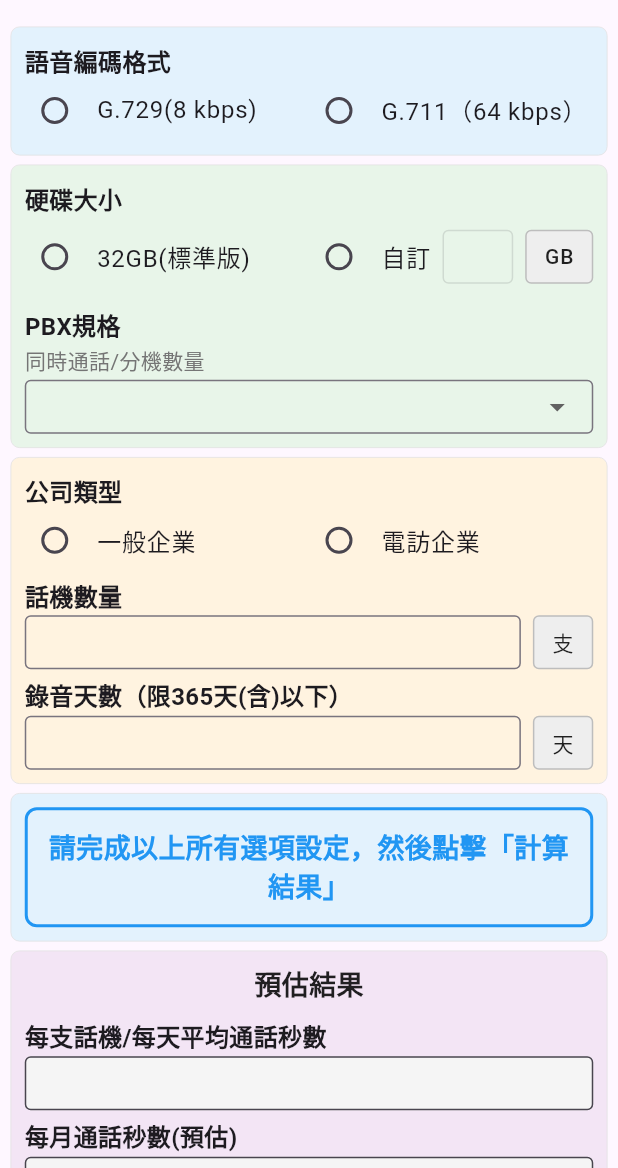
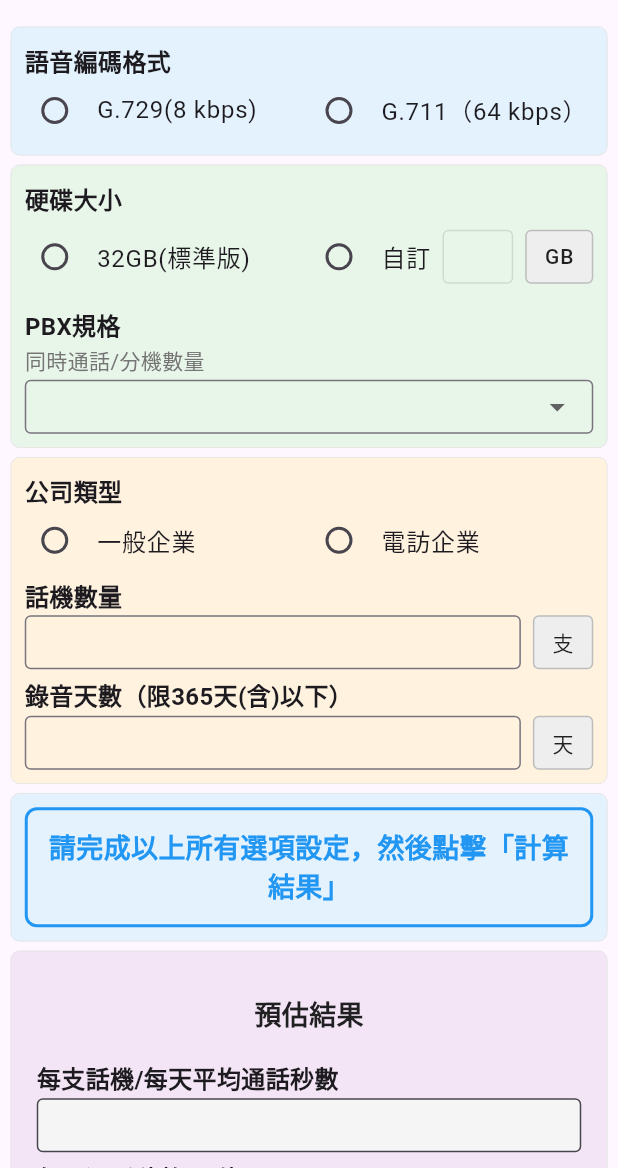
Before and after one commit to yyuchen-workspace/capacity-calculator, a Flutter app: the screen it shows after launch, on a phone screen of 412 x 824 dp, the part 68-1236 px from its top. Run offline on Flutter 3.47's test engine with Material 3 defaults, Android fonts, the phone set to English and light mode, and no system bars.

Commit message:
Update UI layout and button positioning
- Increase button spacing to 45px
- Improve purple card height and content centering
- Add responsive design for mobile and desktop

🤖 Generated with [Claude Code](https://claude.ai/code)

Co-Authored-By: Claude <noreply@anthropic.com>

```diff
--- a/lib/main.dart
+++ b/lib/main.dart
@@ -736,11 +736,14 @@ ${actualUsableCapacity}G-1GB(系統區)-$pbxDataArea='${actualRecordingCapacity}
   Widget _buildResultsSection(BuildContext context) {
     return _buildSectionCard(
       color: Colors.purple[50],
+      child: Container(
+        padding: EdgeInsets.symmetric(vertical: 20, horizontal: 8),
         child: Column(
+          crossAxisAlignment: CrossAxisAlignment.center,
           children: [
             // 預估結果標題
             Padding(
-            padding: EdgeInsets.only(bottom: 8),
+              padding: EdgeInsets.only(bottom: 16),
               child: Text(
                 '預估結果',
                 style: TextStyle(
@@ -857,6 +860,7 @@ ${actualUsableCapacity}G-1GB(系統區)-$pbxDataArea='${actualRecordingCapacity}
           ),
           ],
         ),
+      ),
     );
   }
 
@@ -919,7 +923,7 @@ ${actualUsableCapacity}G-1GB(系統區)-$pbxDataArea='${actualRecordingCapacity}
         _buildInputSections(context),
         _buildNotificationCard(),
         _buildResultsSection(context),
-        SizedBox(height: 20),
+        SizedBox(height: 45),
         _buildActionButtons(),
       ],
     );
@@ -944,7 +948,7 @@ ${actualUsableCapacity}G-1GB(系統區)-$pbxDataArea='${actualRecordingCapacity}
               child: Column(
                 children: [
                   _buildResultsSection(context),
-                  SizedBox(height: 72),
+                  SizedBox(height: 45),
                   _buildActionButtons(),
                   SizedBox(height: 24),
                 ],
```
Also changed, not shown: 4 other files. Lines whose indentation alone changed are shown as unchanged.
